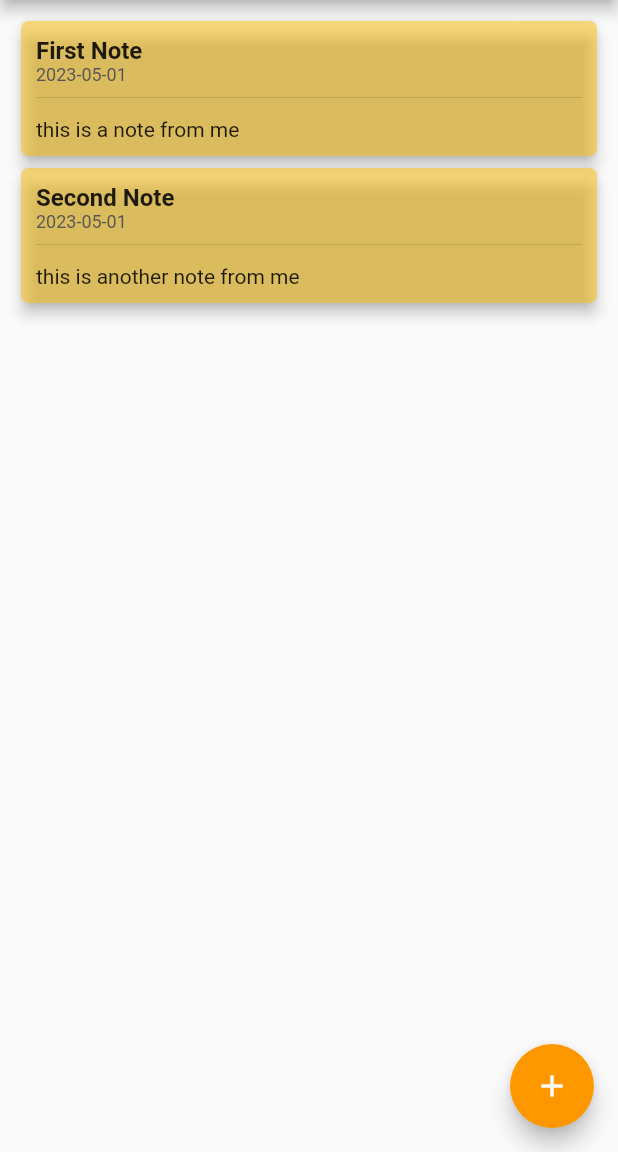
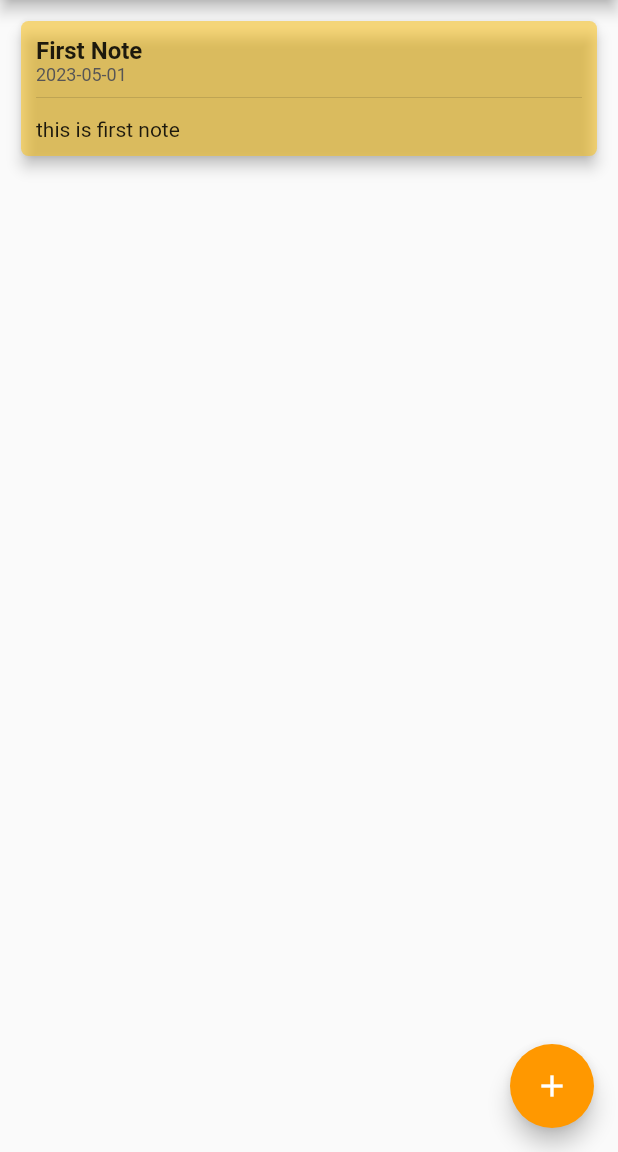
Before and after one commit to kiranbishwo/lab_flutter, a Flutter app: the screen it shows after launch, in the side drawer, after a tap on "Your Notes", on a phone screen of 412 x 824 dp, the part 84-1236 px from its top. Run offline on Flutter 3.47's test engine with Material 2 defaults, Android fonts, the phone set to English and light mode, and no system bars; our stand-ins replace hive, hive_flutter; accounts and stored records are empty.

Commit message:
local storage my notes completed

```diff
--- /dev/null
+++ b/lib/data/notedata.dart
@@ -0,0 +1,27 @@
+import 'package:hive/hive.dart';
+
+class NoteDataBase {
+  final _mybox = Hive.box('mybox');
+  List listOfNotes = [];
+
+// run this method if first time ever opening this app
+  void createInitialData() {
+    listOfNotes = [
+      {
+        "subject": "First Note",
+        "date": "2023-05-01",
+        "discription": "this is first note",
+      },
+    ];
+  }
+
+// load the data from the database
+  void loadData() {
+    listOfNotes = _mybox.get("NOTEDATA");
+  }
+
+// update database
+  void updateDatabase() {
+    _mybox.put("NOTEDATA", listOfNotes);
+  }
+}
--- a/lib/main.dart
+++ b/lib/main.dart
@@ -1,10 +1,15 @@
 import 'package:flutter/material.dart';
+import 'package:hive/hive.dart';
+import 'package:hive_flutter/adapters.dart';
 import 'package:lab_project/sidebar.dart';
 import 'add_exp.dart';
 import 'exp_list.dart';
 import 'home.dart';
 
-void main() {
+void main() async {
+  // init hive
+  await Hive.initFlutter();
+  var box = await Hive.openBox('myBox');
   runApp(const MyApp());
 }
 
--- a/lib/note/notepage.dart
+++ b/lib/note/notepage.dart
@@ -1,5 +1,7 @@
 import 'package:flutter/material.dart';
+import 'package:hive/hive.dart';
 import 'package:intl/intl.dart';
+import '../data/notedata.dart';
 import '../model/notedata.dart';
 import 'noteform.dart';
 
@@ -18,20 +20,37 @@ class _NotePageState extends State<NotePage> {
   String discription = '';
 
   final _noteFormKey = GlobalKey<FormState>();
+
+  @override
+  void initState() {
+    // if this is the first time ever open the app then create default data
+    if (_mybox.get("NOTEDATA") == null) {
+      db.createInitialData();
+    } else {
+      // there already exist data
+      db.loadData();
+    }
+    super.initState();
+  }
+
   final _notecontroller = TextEditingController();
   final _subjectcontroller = TextEditingController();
-  List<Map<String, dynamic>> listOfNotes = [
-    {
-      "subject": "First Note",
-      "date": "2023-05-01",
-      "discription": "this is a note from me",
-    },
-    {
-      "subject": "Second Note",
-      "date": "2023-05-01",
-      "discription": "this is another note from me",
-    }
-  ];
+
+  // refrence of hive box
+  final _mybox = Hive.box('mybox');
+  NoteDataBase db = NoteDataBase();
+  // List<Map<String, dynamic>> listOfNotes = [
+  //   {
+  //     "subject": "First Note",
+  //     "date": "2023-05-01",
+  //     "discription": "this is a note from me",
+  //   },
+  //   {
+  //     "subject": "Second Note",
+  //     "date": "2023-05-01",
+  //     "discription": "this is another note from me",
+  //   }
+  // ];
   void saveNewNote() {
     if (_noteFormKey.currentState!.validate()) {
       setState(() {
@@ -43,8 +62,9 @@ class _NotePageState extends State<NotePage> {
           "date": formattedDate,
           "discription": _notecontroller.text,
         };
-        listOfNotes.add(newNote);
+        db.listOfNotes.add(newNote);
         Navigator.of(context).pop();
+        db.updateDatabase();
         _subjectcontroller.text = '';
         _notecontroller.text = '';
       });
@@ -85,9 +105,9 @@ class _NotePageState extends State<NotePage> {
         padding: EdgeInsets.all(10),
         child: Container(
           child: ListView.builder(
-              itemCount: listOfNotes.length,
+              itemCount: db.listOfNotes.length,
               itemBuilder: (context, index) {
-                var item = listOfNotes[index];
+                var item = db.listOfNotes[index];
                 return Card(
                   color: Colors.amber.withOpacity(0.5),
                   elevation: 4,
--- a/pubspec.yaml
+++ b/pubspec.yaml
@@ -31,6 +31,8 @@ dependencies:
   flutter:
     sdk: flutter
   intl: ^0.17.0
+  hive: ^2.2.3
+  hive_flutter: ^1.1.0
 
 
 
@@ -41,6 +43,8 @@ dependencies:
 dev_dependencies:
   flutter_test:
     sdk: flutter
+  hive_generator: ^1.1.3
+  build_runner: ^2.1.11
 
   # The "flutter_lints" package below contains a set of recommended lints to
   # encourage good coding practices. The lint set provided by the package is
```
Also changed, not shown: pubspec.lock, 1 other file.
